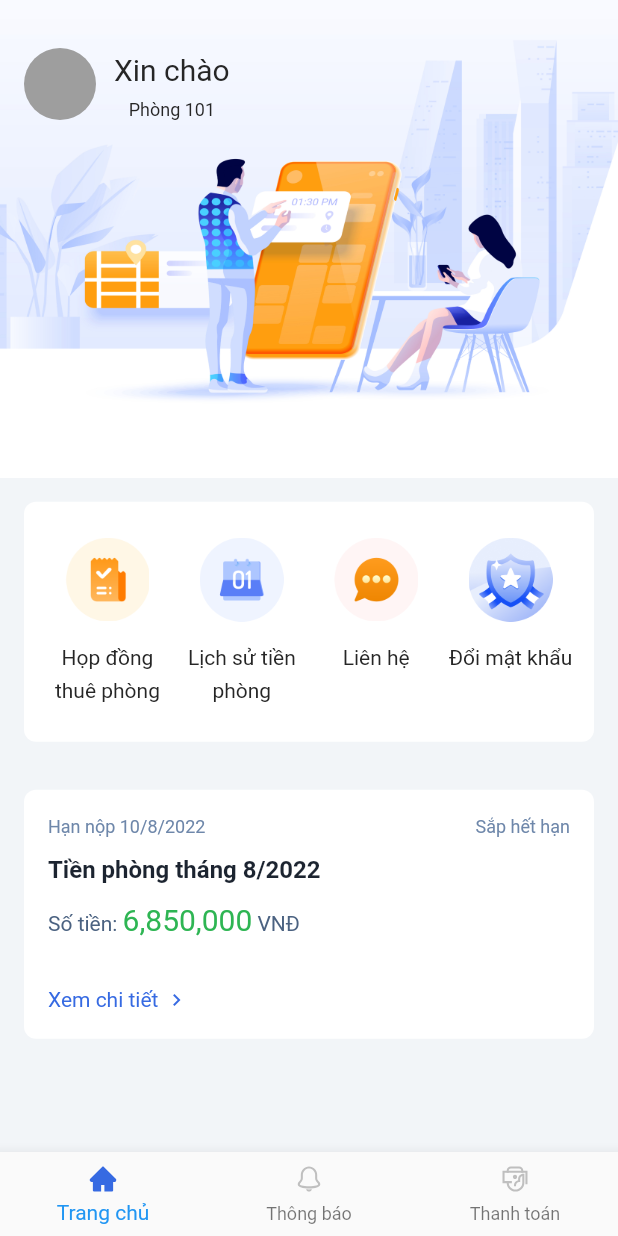
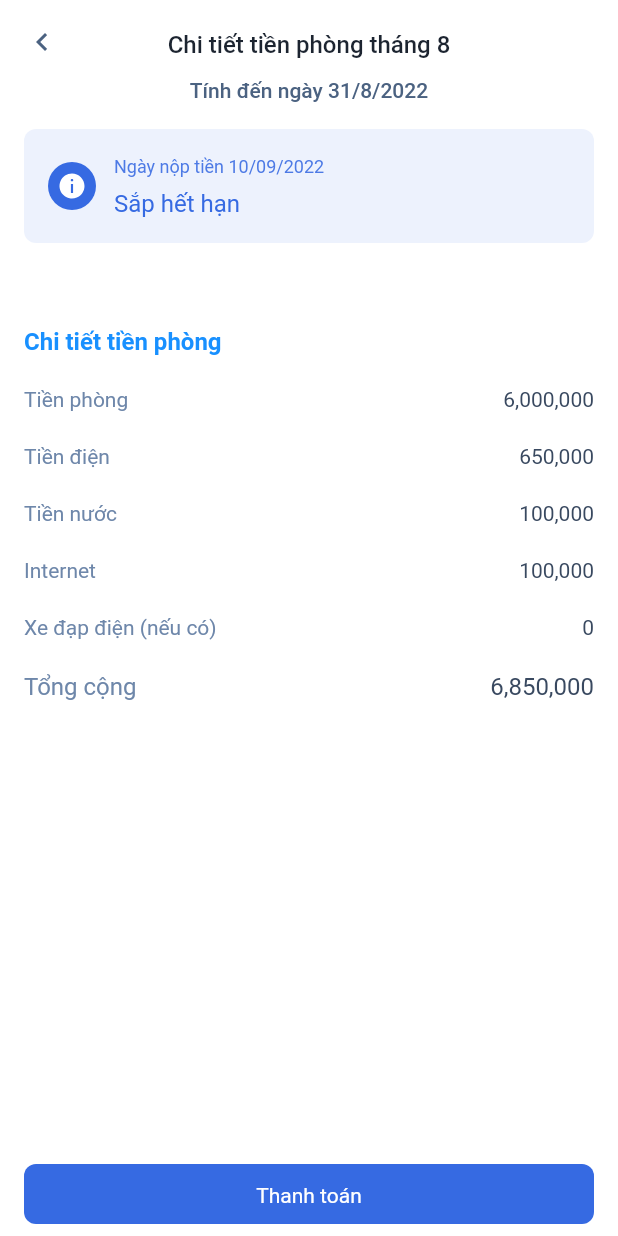
Before and after one commit to thuno/Apartment-Manager, a Flutter app: the HomeScreen screen opened directly, after a tap on "Xem chi tiết", on a phone screen of 412 x 824 dp. Run offline on Flutter 3.47's test engine with Material 2 defaults, Android fonts, the phone set to English and light mode, and no system bars; our stand-ins replace flutter_svg.

Commit message:
complete payment sceen

```diff
--- a/lib/View/home_screen.dart
+++ b/lib/View/home_screen.dart
@@ -1,6 +1,7 @@
 import 'package:flutter/material.dart';
 import 'package:flutter/services.dart';
 import 'package:flutter_svg/flutter_svg.dart';
+import 'package:project1/View/payment_screen.dart';
 
 class HomeScreen extends StatefulWidget {
   const HomeScreen({super.key});
@@ -238,7 +239,13 @@ class _HomeScreenState extends State<HomeScreen> {
                     Container(
                       margin: const EdgeInsets.only(top: 28),
                       child: InkWell(
-                        onTap: () {},
+                        onTap: () {
+                          Navigator.push(
+                              context,
+                              MaterialPageRoute(
+                                builder: (context) => const PaymentScreen(),
+                              ));
+                        },
                         child: Row(
                           mainAxisSize: MainAxisSize.min,
                           children: [
--- /dev/null
+++ b/lib/View/payment_screen.dart
@@ -0,0 +1,289 @@
+import 'package:flutter/material.dart';
+import 'package:flutter/services.dart';
+import 'package:flutter_svg/flutter_svg.dart';
+
+class PaymentScreen extends StatefulWidget {
+  const PaymentScreen({super.key});
+
+  @override
+  State<PaymentScreen> createState() => _PaymentScreenState();
+}
+
+class _PaymentScreenState extends State<PaymentScreen> {
+  @override
+  Widget build(BuildContext context) {
+    return Scaffold(
+      backgroundColor: Colors.white,
+      appBar: AppBar(
+        automaticallyImplyLeading: false,
+        elevation: 0,
+        toolbarHeight: 86,
+        backgroundColor: Colors.transparent,
+        leading: Container(
+          height: double.infinity,
+          alignment: Alignment.topCenter,
+          padding: const EdgeInsets.only(top: 16),
+          child: InkWell(
+            onTap: () {
+              Navigator.pop(context);
+            },
+            child: const Icon(
+              Icons.chevron_left,
+              size: 24,
+              color: Color(0xFF4B6281),
+            ),
+          ),
+        ),
+        centerTitle: true,
+        title: Column(
+          children: [
+            const Text(
+              'Chi tiết tiền phòng tháng 8',
+              style: TextStyle(
+                fontSize: 16,
+                height: 24 / 16,
+                color: Color(0xFF1C2430),
+              ),
+            ),
+            Container(
+              margin: const EdgeInsets.only(top: 8),
+              child: const Text(
+                'Tính đến ngày 31/8/2022',
+                style: TextStyle(
+                  fontSize: 14,
+                  height: 22 / 14,
+                  color: Color(0xFF4B6281),
+                ),
+              ),
+            )
+          ],
+        ),
+        systemOverlayStyle:
+            const SystemUiOverlayStyle(statusBarIconBrightness: Brightness.dark, statusBarColor: Colors.transparent),
+      ),
+      body: ListView(
+        children: [
+          Container(
+            margin: const EdgeInsets.symmetric(horizontal: 16),
+            padding: const EdgeInsets.all(16),
+            decoration: BoxDecoration(
+              borderRadius: BorderRadius.circular(8),
+              color: const Color(0xFFEDF2FD),
+            ),
+            child: Row(
+              children: [
+                Container(
+                  width: 32,
+                  height: 32,
+                  padding: const EdgeInsets.all(6),
+                  margin: const EdgeInsets.only(right: 12),
+                  decoration: const BoxDecoration(
+                    shape: BoxShape.circle,
+                    color: Color(0xFF366AE2),
+                  ),
+                  child: SvgPicture.asset('lib/Assets/c-info.svg'),
+                ),
+                Column(
+                  crossAxisAlignment: CrossAxisAlignment.start,
+                  children: [
+                    const Text(
+                      'Ngày nộp tiền 10/09/2022',
+                      style: TextStyle(
+                        fontSize: 12,
+                        height: 16 / 12,
+                        color: Color(0xFF4D7AE5),
+                      ),
+                    ),
+                    Container(
+                      margin: const EdgeInsets.only(top: 4),
+                      child: const Text(
+                        'Sắp hết hạn',
+                        style: TextStyle(
+                          fontSize: 16,
+                          height: 24 / 16,
+                          color: Color(0xFF366AE2),
+                        ),
+                      ),
+                    ),
+                  ],
+                ),
+              ],
+            ),
+          ),
+          Container(
+            margin: const EdgeInsets.only(top: 28),
+            padding: const EdgeInsets.fromLTRB(16, 24, 16, 16),
+            child: Column(
+              crossAxisAlignment: CrossAxisAlignment.start,
+              children: [
+                Text(
+                  'Chi tiết tiền phòng',
+                  style: TextStyle(
+                    fontSize: 16,
+                    height: 24 / 16,
+                    fontWeight: FontWeight.w700,
+                    color: Color(0xFF1890FF),
+                  ),
+                ),
+                Container(
+                  margin: const EdgeInsets.symmetric(vertical: 16),
+                  child: Row(
+                    mainAxisAlignment: MainAxisAlignment.spaceBetween,
+                    children: const [
+                      Text(
+                        'Tiền phòng',
+                        style: TextStyle(
+                          fontSize: 14,
+                          height: 22 / 14,
+                          color: Color(0xFF6E87AA),
+                        ),
+                      ),
+                      Text(
+                        '6,000,000',
+                        style: TextStyle(
+                          fontSize: 14,
+                          height: 22 / 14,
+                          color: Color(0xFF394960),
+                        ),
+                      ),
+                    ],
+                  ),
+                ),
+                Row(
+                  mainAxisAlignment: MainAxisAlignment.spaceBetween,
+                  children: const [
+                    Text(
+                      'Tiền điện',
+                      style: TextStyle(
+                        fontSize: 14,
+                        height: 22 / 14,
+                        color: Color(0xFF6E87AA),
+                      ),
+                    ),
+                    Text(
+                      '650,000',
+                      style: TextStyle(
+                        fontSize: 14,
+                        height: 22 / 14,
+                        color: Color(0xFF394960),
+                      ),
+                    ),
+                  ],
+                ),
+                Container(
+                  margin: const EdgeInsets.symmetric(vertical: 16),
+                  child: Row(
+                    mainAxisAlignment: MainAxisAlignment.spaceBetween,
+                    children: const [
+                      Text(
+                        'Tiền nước',
+                        style: TextStyle(
+                          fontSize: 14,
+                          height: 22 / 14,
+                          color: Color(0xFF6E87AA),
+                        ),
+                      ),
+                      Text(
+                        '100,000',
+                        style: TextStyle(
+                          fontSize: 14,
+                          height: 22 / 14,
+                          color: Color(0xFF394960),
+                        ),
+                      ),
+                    ],
+                  ),
+                ),
+                Row(
+                  mainAxisAlignment: MainAxisAlignment.spaceBetween,
+                  children: const [
+                    Text(
+                      'Internet',
+                      style: TextStyle(
+                        fontSize: 14,
+                        height: 22 / 14,
+                        color: Color(0xFF6E87AA),
+                      ),
+                    ),
+                    Text(
+                      '100,000',
+                      style: TextStyle(
+                        fontSize: 14,
+                        height: 22 / 14,
+                        color: Color(0xFF394960),
+                      ),
+                    ),
+                  ],
+                ),
+                Container(
+                  margin: const EdgeInsets.symmetric(vertical: 16),
+                  child: Row(
+                    mainAxisAlignment: MainAxisAlignment.spaceBetween,
+                    children: const [
+                      Text(
+                        'Xe đạp điện (nếu có)',
+                        style: TextStyle(
+                          fontSize: 14,
+                          height: 22 / 14,
+                          color: Color(0xFF6E87AA),
+                        ),
+                      ),
+                      Text(
+                        '0',
+                        style: TextStyle(
+                          fontSize: 14,
+                          height: 22 / 14,
+                          color: Color(0xFF394960),
+                        ),
+                      ),
+                    ],
+                  ),
+                ),
+                Row(
+                  mainAxisAlignment: MainAxisAlignment.spaceBetween,
+                  children: const [
+                    Text(
+                      'Tổng cộng',
+                      style: TextStyle(
+                        fontSize: 16,
+                        height: 24 / 16,
+                        color: Color(0xFF6E87AA),
+                      ),
+                    ),
+                    Text(
+                      '6,850,000',
+                      style: TextStyle(
+                        fontSize: 16,
+                        height: 24 / 16,
+                        color: Color(0xFF394960),
+                      ),
+                    ),
+                  ],
+                ),
+              ],
+            ),
+          ),
+        ],
+      ),
+      bottomNavigationBar: InkWell(
+        onTap: () {
+          // Navigator.pushReplacement(context, MaterialPageRoute(builder: (context) => const HomeScreen()));
+        },
+        child: Container(
+          height: 40,
+          width: double.infinity,
+          alignment: Alignment.center,
+          margin: const EdgeInsets.symmetric(vertical: 8, horizontal: 16),
+          decoration: BoxDecoration(
+            color: const Color(0xFF366AE2),
+            borderRadius: BorderRadius.circular(8),
+          ),
+          child: const Text(
+            'Thanh toán',
+            style: TextStyle(fontSize: 14, height: 22 / 14, color: Colors.white),
+          ),
+        ),
+      ),
+    );
+  }
+}
```
Also changed, not shown: lib/Assets/c-info.svg (added).
